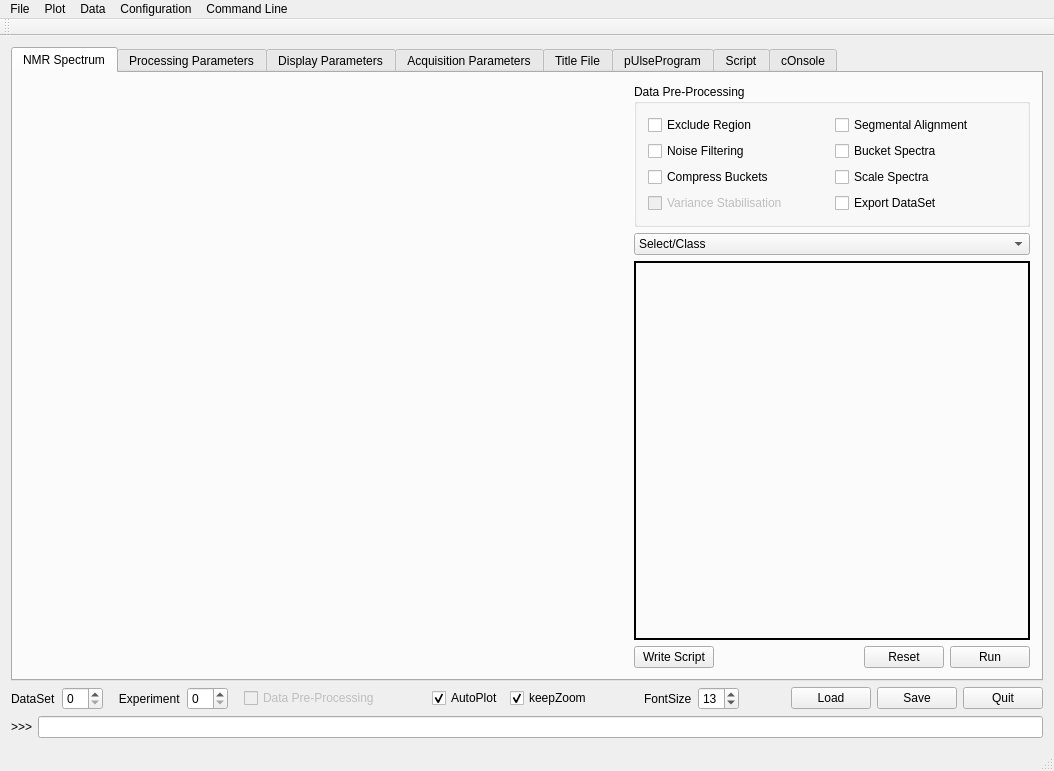
Before: the Qt Designer form metabolabpy/ui/metabolabpy_mainwindow.ui in ludwigc/metabolabpy, drawn with Qt 5.
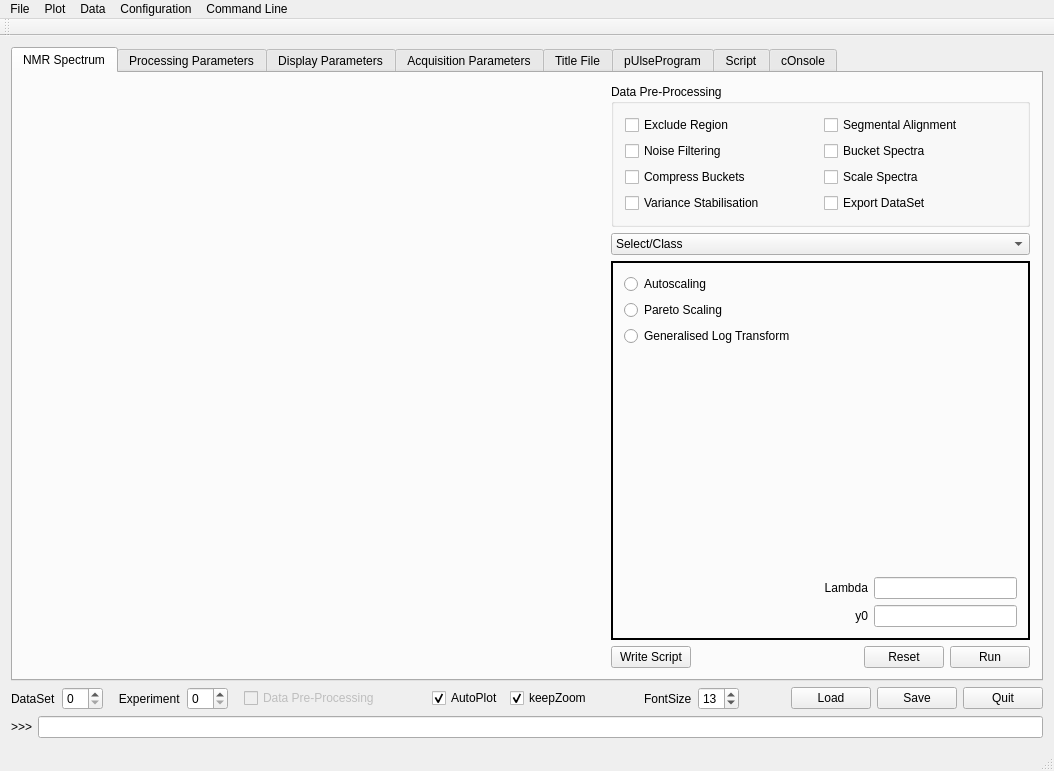
After: the same form once the commit is applied. The open tabs and pages were chosen to show the change. Custom widgets are drawn as their Qt base class.

```diff
--- a/metabolabpy/ui/metabolabpy_mainwindow.ui
+++ b/metabolabpy/ui/metabolabpy_mainwindow.ui
@@ -248,7 +248,7 @@
                <item>
                 <widget class="QCheckBox" name="varianceStabilisation">
                  <property name="enabled">
-                  <bool>false</bool>
+                  <bool>true</bool>
                  </property>
                  <property name="text">
                   <string>Variance Stabilisation</string>
@@ -1590,7 +1590,117 @@
               </item>
              </layout>
             </widget>
-            <widget class="QWidget" name="varianceStabilisationTab"/>
+            <widget class="QWidget" name="varianceStabilisationTab">
+             <layout class="QGridLayout" name="gridLayout_21">
+              <item row="0" column="0">
+               <layout class="QVBoxLayout" name="verticalLayout_23">
+                <item>
+                 <widget class="QRadioButton" name="autoScaling">
+                  <property name="text">
+                   <string>Autoscaling</string>
+                  </property>
+                 </widget>
+                </item>
+                <item>
+                 <widget class="QRadioButton" name="paretoScaling">
+                  <property name="text">
+                   <string>Pareto Scaling</string>
+                  </property>
+                 </widget>
+                </item>
+                <item>
+                 <widget class="QRadioButton" name="gLogTransform">
+                  <property name="text">
+                   <string>Generalised Log Transform</string>
+                  </property>
+                 </widget>
+                </item>
+               </layout>
+              </item>
+              <item row="0" column="1">
+               <spacer name="horizontalSpacer_35">
+                <property name="orientation">
+                 <enum>Qt::Horizontal</enum>
+                </property>
+                <property name="sizeHint" stdset="0">
+                 <size>
+                  <width>193</width>
+                  <height>20</height>
+                 </size>
+                </property>
+               </spacer>
+              </item>
+              <item row="1" column="0">
+               <spacer name="verticalSpacer_11">
+                <property name="orientation">
+                 <enum>Qt::Vertical</enum>
+                </property>
+                <property name="sizeHint" stdset="0">
+                 <size>
+                  <width>20</width>
+                  <height>147</height>
+                 </size>
+                </property>
+               </spacer>
+              </item>
+              <item row="1" column="1">
+               <spacer name="verticalSpacer_12">
+                <property name="orientation">
+                 <enum>Qt::Vertical</enum>
+                </property>
+                <property name="sizeHint" stdset="0">
+                 <size>
+                  <width>20</width>
+                  <height>147</height>
+                 </size>
+                </property>
+               </spacer>
+              </item>
+              <item row="2" column="0">
+               <spacer name="horizontalSpacer_36">
+                <property name="orientation">
+                 <enum>Qt::Horizontal</enum>
+                </property>
+                <property name="sizeHint" stdset="0">
+                 <size>
+                  <width>194</width>
+                  <height>20</height>
+                 </size>
+                </property>
+               </spacer>
+              </item>
+              <item row="2" column="1">
+               <layout class="QGridLayout" name="gridLayout_20">
+                <item row="0" column="0">
+                 <widget class="QLabel" name="lambdaText">
+                  <property name="text">
+                   <string>Lambda</string>
+                  </property>
+                  <property name="alignment">
+                   <set>Qt::AlignRight|Qt::AlignTrailing|Qt::AlignVCenter</set>
+                  </property>
+                 </widget>
+                </item>
+                <item row="0" column="1">
+                 <widget class="QLineEdit" name="lambdaLE"/>
+                </item>
+                <item row="1" column="0">
+                 <widget class="QLabel" name="y0Text">
+                  <property name="text">
+                   <string>y0</string>
+                  </property>
+                  <property name="alignment">
+                   <set>Qt::AlignRight|Qt::AlignTrailing|Qt::AlignVCenter</set>
+                  </property>
+                 </widget>
+                </item>
+                <item row="1" column="1">
+                 <widget class="QLineEdit" name="y0LE"/>
+                </item>
+               </layout>
+              </item>
+             </layout>
+            </widget>
             <widget class="QWidget" name="exportDataSetTab">
              <layout class="QVBoxLayout" name="verticalLayout_11">
               <item>
```
Left out of the diff: 2 changed lines with no effect on the pictures.
